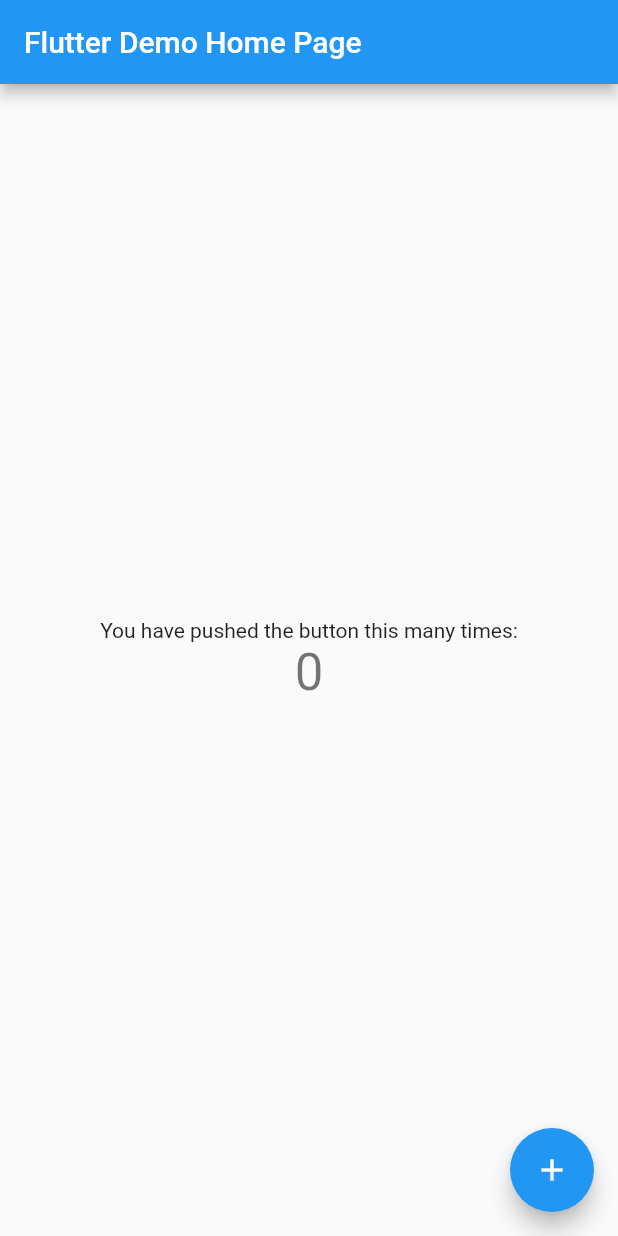
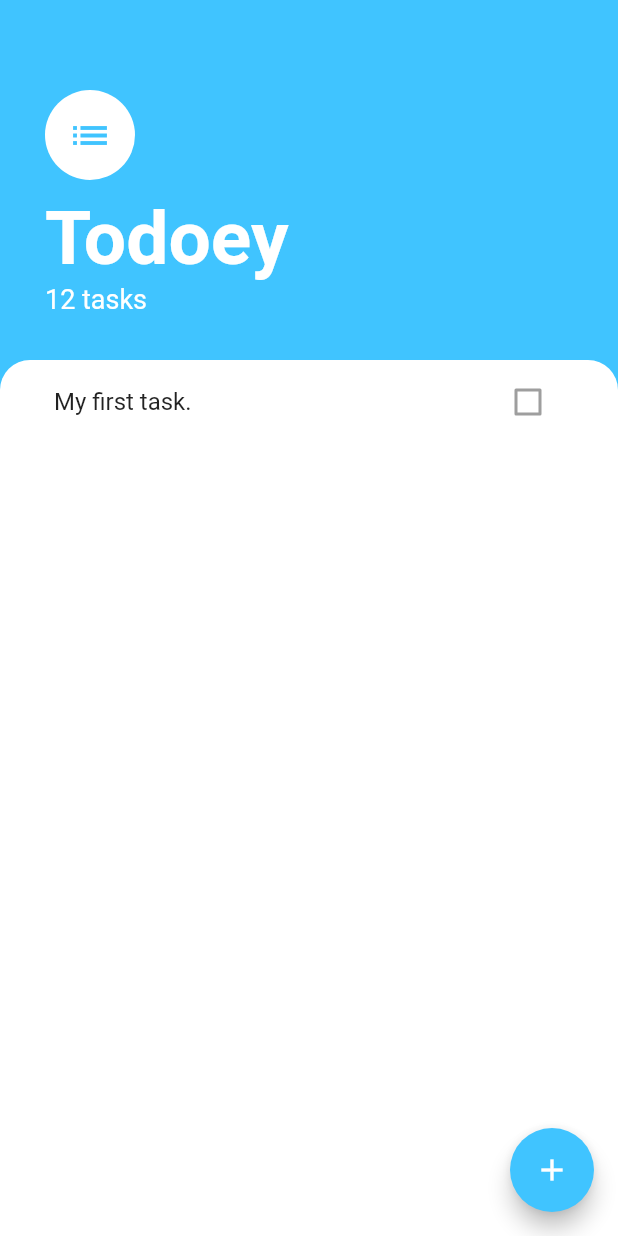
Before and after one commit to FadyWaheed11/todoey, a Flutter app: the screen it shows after launch, on a phone screen of 412 x 824 dp. Run offline on Flutter 3.47's test engine with Material 2 defaults, Android fonts, the phone set to English and light mode, and no system bars.

Commit message:
added task screen

```diff
--- a/lib/main.dart
+++ b/lib/main.dart
@@ -1,111 +1,15 @@
 import 'package:flutter/material.dart';
+import 'package:todey/screens/tasks_screen.dart';
 
-void main() => runApp(MyApp());
+void main(){
+runApp(MyApp());
+}
 
-class MyApp extends StatelessWidget {
-  // This widget is the root of your application.
+class MyApp extends StatelessWidget{
   @override
   Widget build(BuildContext context) {
     return MaterialApp(
-      title: 'Flutter Demo',
-      theme: ThemeData(
-        // This is the theme of your application.
-        //
-        // Try running your application with "flutter run". You'll see the
-        // application has a blue toolbar. Then, without quitting the app, try
-        // changing the primarySwatch below to Colors.green and then invoke
-        // "hot reload" (press "r" in the console where you ran "flutter run",
-        // or simply save your changes to "hot reload" in a Flutter IDE).
-        // Notice that the counter didn't reset back to zero; the application
-        // is not restarted.
-        primarySwatch: Colors.blue,
-      ),
-      home: MyHomePage(title: 'Flutter Demo Home Page'),
+      home: TasksScreen(),
     );
   }
 }
-
-class MyHomePage extends StatefulWidget {
-  MyHomePage({Key key, this.title}) : super(key: key);
-
-  // This widget is the home page of your application. It is stateful, meaning
-  // that it has a State object (defined below) that contains fields that affect
-  // how it looks.
-
-  // This class is the configuration for the state. It holds the values (in this
-  // case the title) provided by the parent (in this case the App widget) and
-  // used by the build method of the State. Fields in a Widget subclass are
-  // always marked "final".
-
-  final String title;
-
-  @override
-  _MyHomePageState createState() => _MyHomePageState();
-}
-
-class _MyHomePageState extends State<MyHomePage> {
-  int _counter = 0;
-
-  void _incrementCounter() {
-    setState(() {
-      // This call to setState tells the Flutter framework that something has
-      // changed in this State, which causes it to rerun the build method below
-      // so that the display can reflect the updated values. If we changed
-      // _counter without calling setState(), then the build method would not be
-      // called again, and so nothing would appear to happen.
-      _counter++;
-    });
-  }
-
-  @override
-  Widget build(BuildContext context) {
-    // This method is rerun every time setState is called, for instance as done
-    // by the _incrementCounter method above.
-    //
-    // The Flutter framework has been optimized to make rerunning build methods
-    // fast, so that you can just rebuild anything that needs updating rather
-    // than having to individually change instances of widgets.
-    return Scaffold(
-      appBar: AppBar(
-        // Here we take the value from the MyHomePage object that was created by
-        // the App.build method, and use it to set our appbar title.
-        title: Text(widget.title),
-      ),
-      body: Center(
-        // Center is a layout widget. It takes a single child and positions it
-        // in the middle of the parent.
-        child: Column(
-          // Column is also a layout widget. It takes a list of children and
-          // arranges them vertically. By default, it sizes itself to fit its
-          // children horizontally, and tries to be as tall as its parent.
-          //
-          // Invoke "debug painting" (press "p" in the console, choose the
-          // "Toggle Debug Paint" action from the Flutter Inspector in Android
-          // Studio, or the "Toggle Debug Paint" command in Visual Studio Code)
-          // to see the wireframe for each widget.
-          //
-          // Column has various properties to control how it sizes itself and
-          // how it positions its children. Here we use mainAxisAlignment to
-          // center the children vertically; the main axis here is the vertical
-          // axis because Columns are vertical (the cross axis would be
-          // horizontal).
-          mainAxisAlignment: MainAxisAlignment.center,
-          children: <Widget>[
-            Text(
-              'You have pushed the button this many times:',
-            ),
-            Text(
-              '$_counter',
-              style: Theme.of(context).textTheme.display1,
-            ),
-          ],
-        ),
-      ),
-      floatingActionButton: FloatingActionButton(
-        onPressed: _incrementCounter,
-        tooltip: 'Increment',
-        child: Icon(Icons.add),
-      ), // This trailing comma makes auto-formatting nicer for build methods.
-    );
-  }
-}
--- /dev/null
+++ b/lib/screens/tasks_screen.dart
@@ -0,0 +1,74 @@
+import 'package:flutter/material.dart';
+
+class TasksScreen extends StatelessWidget {
+
+  @override
+  Widget build(BuildContext context) {
+    return Scaffold(
+      backgroundColor: Colors.lightBlueAccent,
+      body: Column(
+        crossAxisAlignment: CrossAxisAlignment.start,
+        children: <Widget>[
+          Container(
+            padding: const EdgeInsets.only(
+                top: 60.0, left: 30.0, right: 30.0, bottom: 30.0),
+            child: Column(
+              crossAxisAlignment: CrossAxisAlignment.start,
+              children: <Widget>[
+                CircleAvatar(
+                  child: Icon(
+                    Icons.list,
+                    size: 30.0,
+                    color: Colors.lightBlueAccent,
+                  ),
+                  backgroundColor: Colors.white,
+                  radius: 30.0,
+                ),
+                SizedBox(
+                  height: 10.0,
+                ),
+                Text(
+                  'Todoey',
+                  style: TextStyle(
+                    fontSize: 50.0,
+                    fontWeight: FontWeight.w700,
+                    color: Colors.white,
+                  ),
+                ),
+                Text(
+                  '12 tasks',
+                  style: TextStyle(color: Colors.white, fontSize: 18.0),
+                ),
+              ],
+            ),
+          ),
+          Expanded(
+            child: Container(
+              padding: EdgeInsets.symmetric(horizontal: 20.0),
+              decoration: BoxDecoration(
+                color: Colors.white,
+                borderRadius: BorderRadius.only(
+                  topLeft: Radius.circular(20.0),
+                  topRight: Radius.circular(20.0),
+                ),
+              ),
+              child: ListView(
+                children: <Widget>[
+                  ListTile(
+                    title: Text('My first task.'),
+                    trailing: Checkbox(value: false),
+                  ),
+                ],
+              ),
+            ),
+          ),
+        ],
+      ),
+      floatingActionButton: FloatingActionButton(
+        onPressed: () => print('added'),
+        backgroundColor: Colors.lightBlueAccent,
+        child: Icon(Icons.add),
+      ),
+    );
+  }
+}
```
